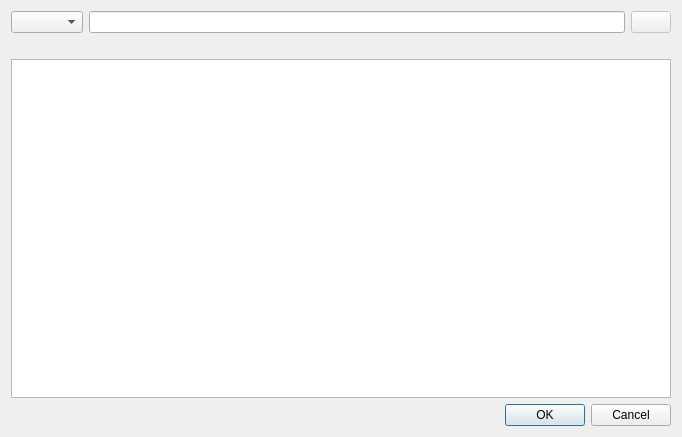
First picture: the form in tableopt.ui, repository Domerk/UdoDB, before the edit.
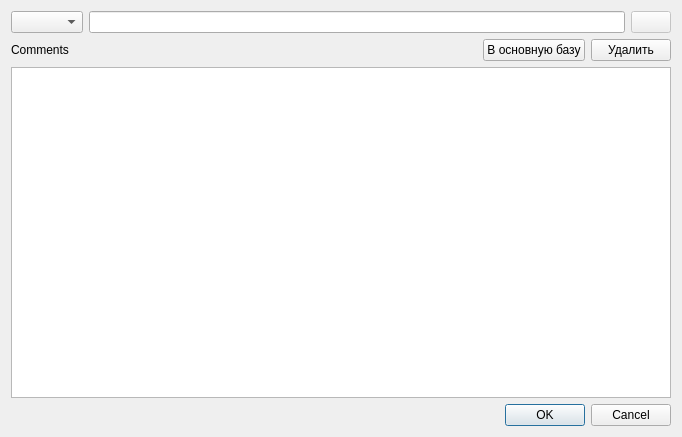
Second picture: the form after the edit.

Diff of the .ui file:
```diff
--- a/tableopt.ui
+++ b/tableopt.ui
@@ -44,11 +44,45 @@
     </layout>
    </item>
    <item>
-    <widget class="QLabel" name="comments">
-     <property name="text">
-      <string/>
+    <layout class="QHBoxLayout" name="horizontalLayout_2">
+     <property name="topMargin">
+      <number>0</number>
      </property>
-    </widget>
+     <item>
+      <widget class="QLabel" name="comments">
+       <property name="text">
+        <string>Comments</string>
+       </property>
+      </widget>
+     </item>
+     <item>
+      <spacer name="horizontalSpacer">
+       <property name="orientation">
+        <enum>Qt::Horizontal</enum>
+       </property>
+       <property name="sizeHint" stdset="0">
+        <size>
+         <width>40</width>
+         <height>20</height>
+        </size>
+       </property>
+      </spacer>
+     </item>
+     <item>
+      <widget class="QPushButton" name="insertButton">
+       <property name="text">
+        <string>В основную базу</string>
+       </property>
+      </widget>
+     </item>
+     <item>
+      <widget class="QPushButton" name="deleteButton">
+       <property name="text">
+        <string>Удалить</string>
+       </property>
+      </widget>
+     </item>
+    </layout>
    </item>
    <item>
     <widget class="QTableWidget" name="tableWidget">
```
